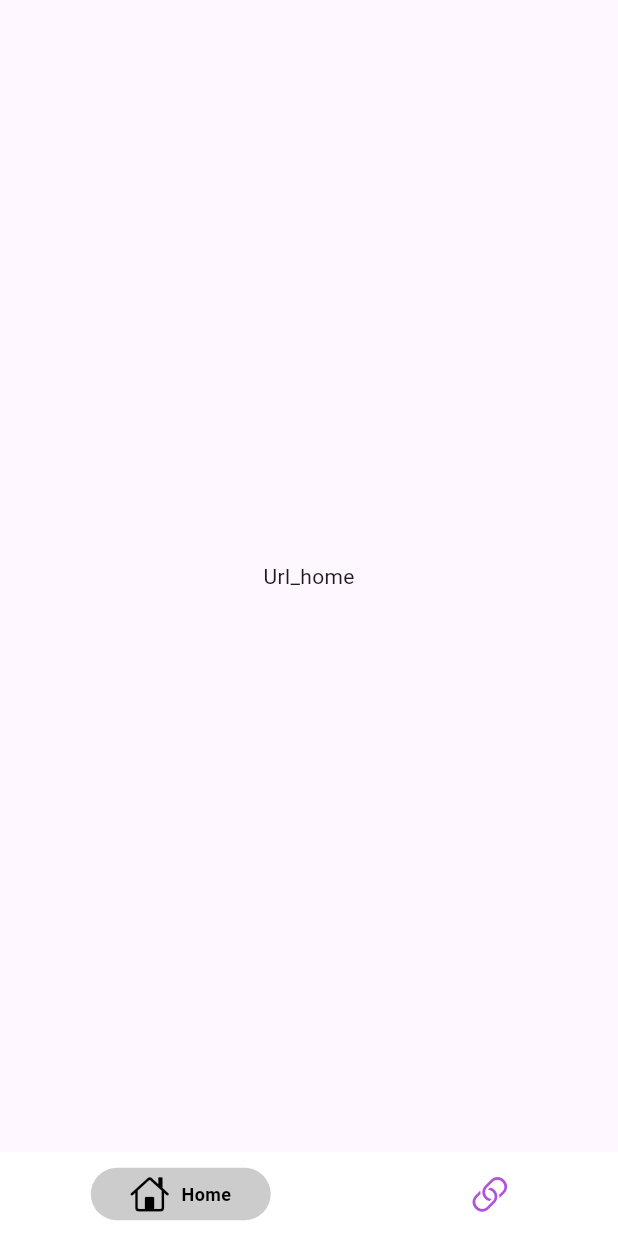
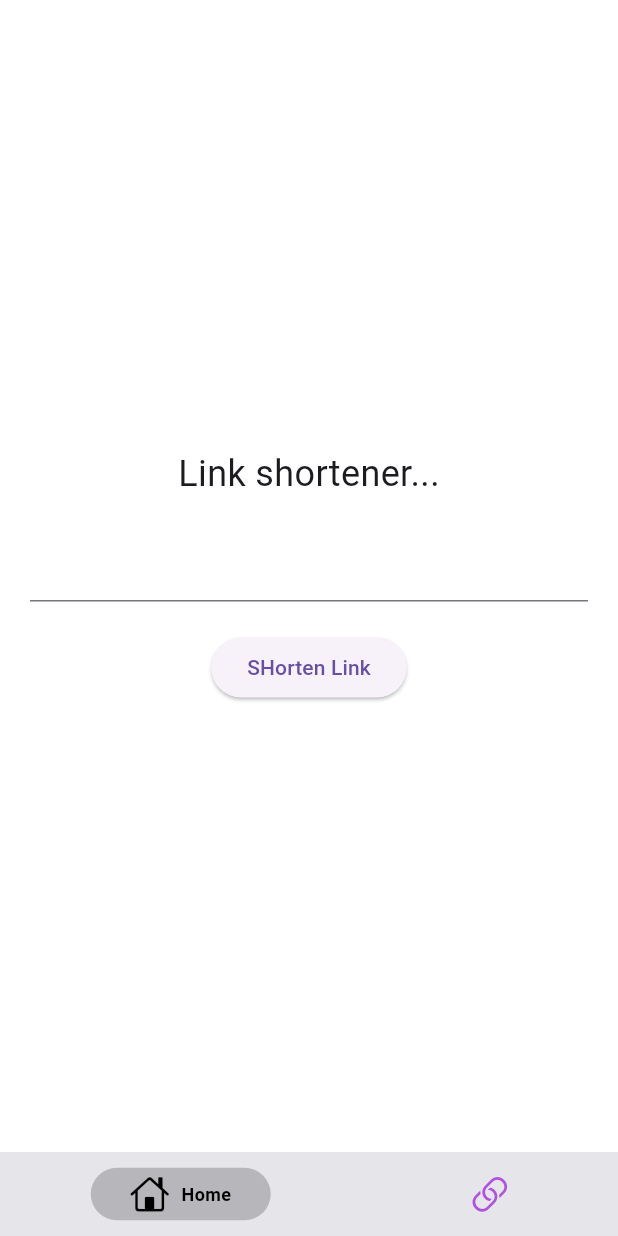
Before and after one commit to Legendary-Folah/url_shortener, a Flutter app: the screen it shows after launch, on a phone screen of 412 x 824 dp. Run offline on Flutter 3.47's test engine with Material 3 defaults, Android fonts, the light colour scheme and no system bars; drawn by our look-alikes of persistent_bottom_nav_bar.

Commit message:
adding Home Page

```diff
--- a/lib/Presentation/screen/home_page.dart
+++ b/lib/Presentation/screen/home_page.dart
@@ -28,8 +28,8 @@ class _MyHomePageState extends State<MyHomePage> {
       stateManagement: true, // Default is true.
       hideNavigationBarWhenKeyboardAppears: true,
       popBehaviorOnSelectedNavBarItemPress: PopBehavior.all,
-      padding: const EdgeInsets.only(top: 2),
-      backgroundColor: ColorsConst.white,
+      // padding: const EdgeInsets.only(top: 2),
+      backgroundColor: CupertinoColors.lightBackgroundGray,
       isVisible: true,
       animationSettings: const NavBarAnimationSettings(
         navBarItemAnimation: ItemAnimationSettings(
--- a/lib/Presentation/screen/url_home.dart
+++ b/lib/Presentation/screen/url_home.dart
@@ -1,4 +1,5 @@
 import 'package:flutter/material.dart';
+import 'package:url_shortener_project/Core/colors.dart';
 
 class UrlHome extends StatefulWidget {
   const UrlHome({super.key});
@@ -10,10 +11,33 @@ class UrlHome extends StatefulWidget {
 class _UrlHomeState extends State<UrlHome> {
   @override
   Widget build(BuildContext context) {
-    return const Scaffold(
-      body: Center(
-        child: Text('Url_home'),
-      ),
-    );
+    return Scaffold(
+        backgroundColor: ColorsConst.white,
+        body: SafeArea(
+          child: Padding(
+            padding: const EdgeInsets.symmetric(horizontal: 20, vertical: 10),
+            child: Column(
+              mainAxisAlignment: MainAxisAlignment.center,
+              children: [
+                const Text(
+                  'Link shortener...',
+                  style: TextStyle(
+                    fontSize: 24,
+                  ),
+                ),
+                const SizedBox(height: 20),
+                TextFormField(),
+                const SizedBox(height: 20),
+                ElevatedButton(
+                  onPressed: () {},
+                  // style: const ButtonStyle(
+                  //   minimumSize: WidgetStatePropertyAll<Size>(),
+                  // ),
+                  child: const Text('SHorten Link'),
+                )
+              ],
+            ),
+          ),
+        ));
   }
 }
```
